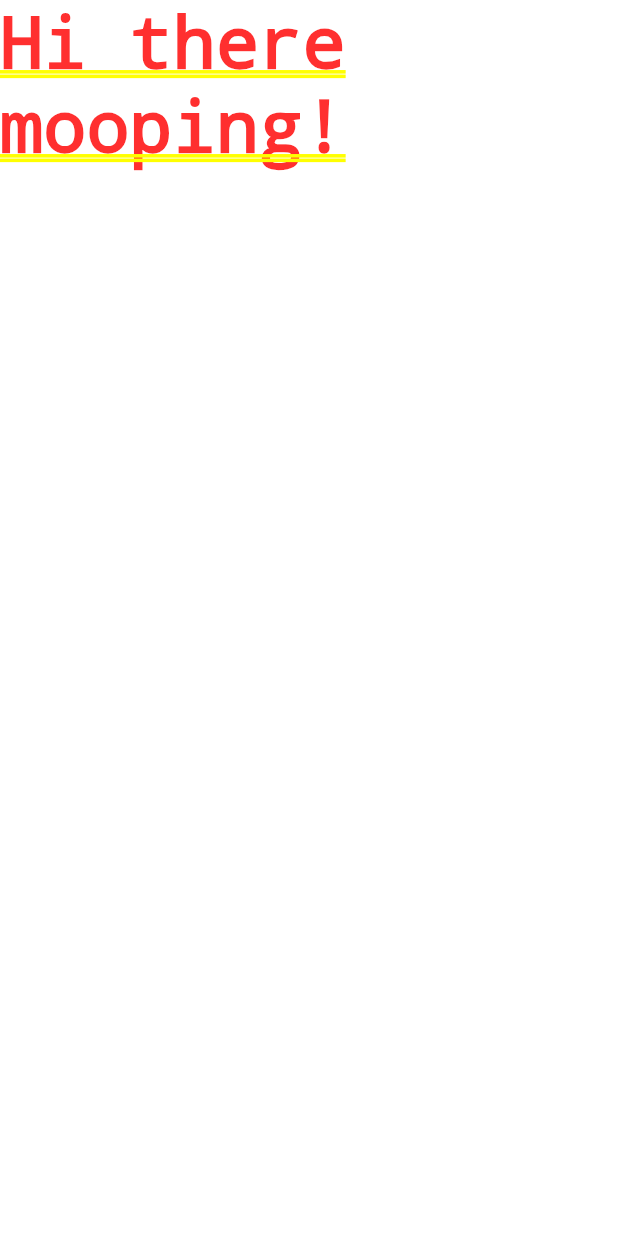
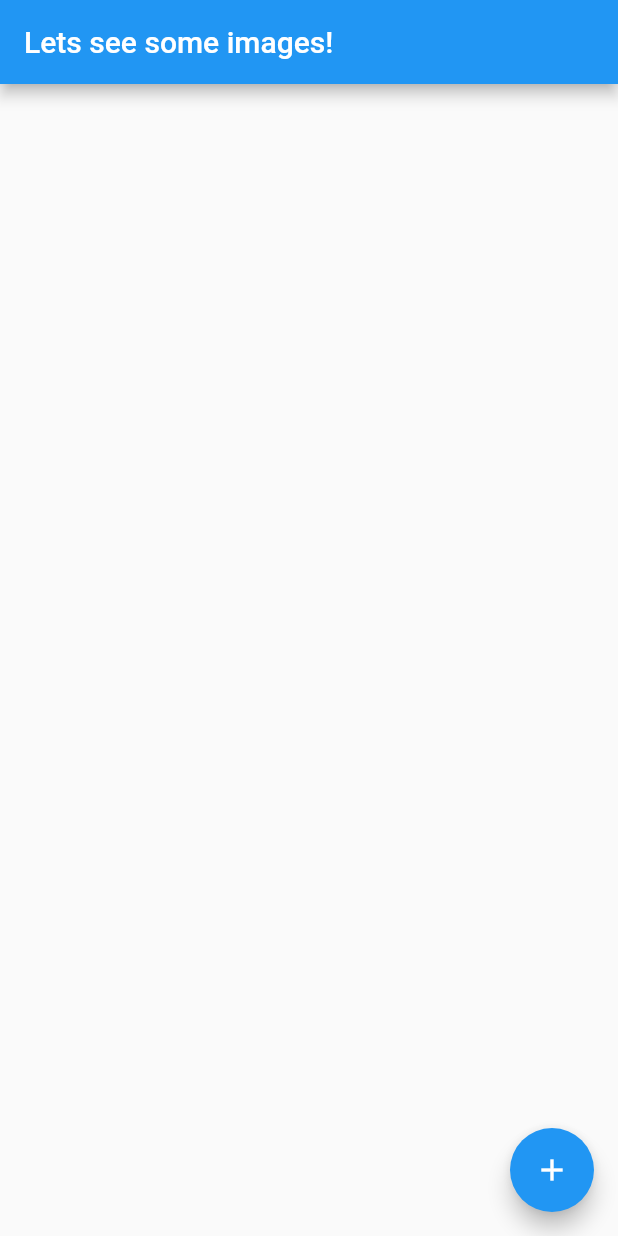
Before and after one commit to m00p1ng/hello-flutter, a Flutter app: the screen it shows after launch, on a phone screen of 412 x 824 dp. Run offline on Flutter 3.47's test engine with Material 2 defaults, Android fonts, the phone set to English and light mode, and no system bars.

Commit message:
add pics

```diff
--- a/pics/lib/main.dart
+++ b/pics/lib/main.dart
@@ -1,9 +1,6 @@
 import 'package:flutter/material.dart';
+import 'src/app.dart';
 
 void main() {
-  var app = MaterialApp(
-    home: Text('Hi there mooping!'),
-  );
-
-  runApp(app);
+  runApp(const App());
 }
--- /dev/null
+++ b/pics/lib/src/app.dart
@@ -0,0 +1,47 @@
+import 'package:flutter/material.dart';
+import 'package:http/http.dart' show get;
+import 'models/image_model.dart';
+import 'dart:convert';
+
+import 'widgets/image_list.dart';
+
+class App extends StatefulWidget {
+  const App({Key? key}) : super(key: key);
+
+  @override
+  AppState createState() {
+    return AppState();
+  }
+}
+
+class AppState extends State<App> {
+  int counter = 0;
+  List<ImageModel> images = [];
+
+  void fetchImage() async {
+    counter++;
+    var url = Uri.parse('https://jsonplaceholder.typicode.com/photos/$counter');
+    var response = await get(url);
+    var imageModel = ImageModel.fromJson(json.decode(response.body));
+
+    setState(() {
+      images.add(imageModel);
+    });
+  }
+
+  @override
+  Widget build(context) {
+    return MaterialApp(
+      home: Scaffold(
+        body: ImageList(images),
+        floatingActionButton: FloatingActionButton(
+          onPressed: fetchImage,
+          child: const Icon(Icons.add),
+        ),
+        appBar: AppBar(
+          title: const Text('Lets see some images!'),
+        ),
+      ),
+    );
+  }
+}
--- /dev/null
+++ b/pics/lib/src/models/image_model.dart
@@ -0,0 +1,13 @@
+class ImageModel {
+  late int id;
+  late String url;
+  late String title;
+
+  ImageModel(this.id, this.url, this.title);
+
+  ImageModel.fromJson(Map<String, dynamic> parsedJSON) {
+    id = parsedJSON['id'];
+    url = parsedJSON['url'];
+    title = parsedJSON['title'];
+  }
+}
--- /dev/null
+++ b/pics/lib/src/widgets/image_list.dart
@@ -0,0 +1,39 @@
+import 'package:flutter/material.dart';
+import '../models/image_model.dart';
+
+class ImageList extends StatelessWidget {
+  final List<ImageModel> images;
+
+  const ImageList(this.images, {Key? key}) : super(key: key);
+
+  @override
+  Widget build(BuildContext context) {
+    return ListView.builder(
+      itemCount: images.length,
+      itemBuilder: (context, int index) {
+        return buildImage(images[index]);
+      },
+    );
+  }
+
+  Widget buildImage(ImageModel image) {
+    return Container(
+      decoration: BoxDecoration(
+        border: Border.all(
+          color: Colors.black,
+        ),
+      ),
+      padding: const EdgeInsets.all(20.0),
+      margin: const EdgeInsets.all(20.0),
+      child: Column(
+        children: <Widget>[
+          Padding(
+            padding: const EdgeInsets.only(bottom: 8.0),
+            child: Image.network(image.url),
+          ),
+          Text(image.title),
+        ],
+      ),
+    );
+  }
+}
--- a/pics/pubspec.yaml
+++ b/pics/pubspec.yaml
@@ -34,6 +34,7 @@ dependencies:
   # The following adds the Cupertino Icons font to your application.
   # Use with the CupertinoIcons class for iOS style icons.
   cupertino_icons: ^1.0.2
+  http: ^0.13.4
 
 dev_dependencies:
   flutter_test:
```
Also changed, not shown: pics/pubspec.lock, 1 other file.
